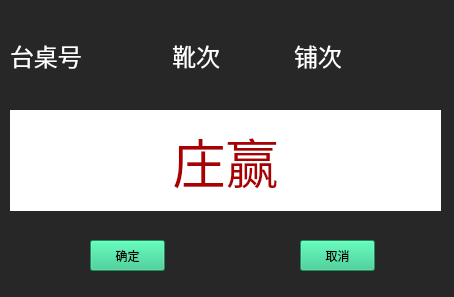
Qt form Baccarat/form.ui (QPKJEDL/deskgame) before a commit.
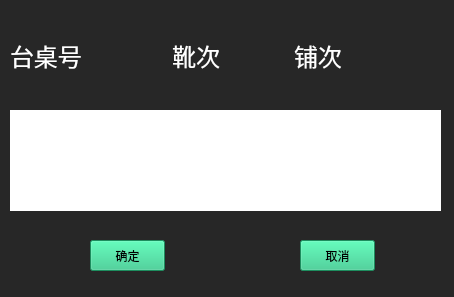
The same form after that commit.

Patch:
```diff
--- a/Baccarat/form.ui
+++ b/Baccarat/form.ui
@@ -36,7 +36,7 @@
 color: rgb(170, 0, 0);</string>
    </property>
    <property name="text">
-    <string>庄赢</string>
+    <string/>
    </property>
    <property name="alignment">
     <set>Qt::AlignCenter</set>
```
Left out of the diff: 9 changed lines with no effect on the pictures.
